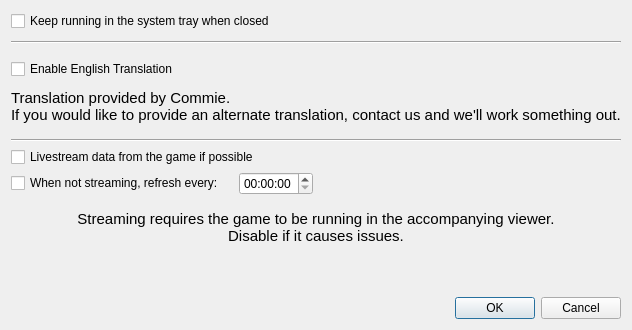
Old version of the form KCSettingsDialog.ui in the repository KanColleTool/kct-tool.
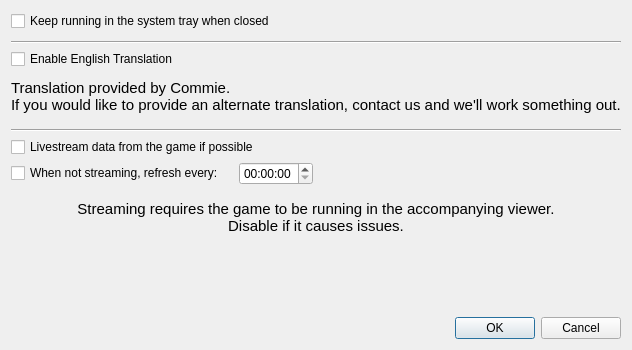
New version of the form.

Commit message: Tool Settings layout fixup

Patch:
```diff
--- a/KCSettingsDialog.ui
+++ b/KCSettingsDialog.ui
@@ -9,8 +9,8 @@
    <rect>
     <x>0</x>
     <y>0</y>
-    <width>470</width>
-    <height>330</height>
+    <width>535</width>
+    <height>350</height>
    </rect>
   </property>
   <property name="windowTitle">
@@ -70,22 +70,6 @@
           </property>
          </widget>
         </item>
-        <item>
-         <spacer name="verticalSpacer_3">
-          <property name="orientation">
-           <enum>Qt::Vertical</enum>
-          </property>
-          <property name="sizeType">
-           <enum>QSizePolicy::Preferred</enum>
-          </property>
-          <property name="sizeHint" stdset="0">
-           <size>
-            <width>20</width>
-            <height>10</height>
-           </size>
-          </property>
-         </spacer>
-        </item>
        </layout>
       </item>
      </layout>
```
